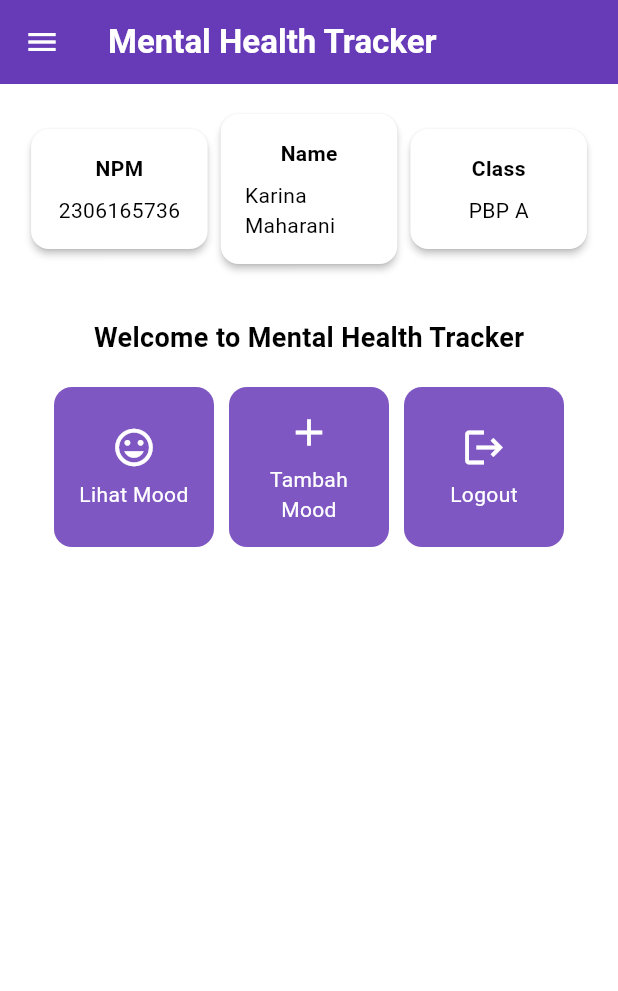
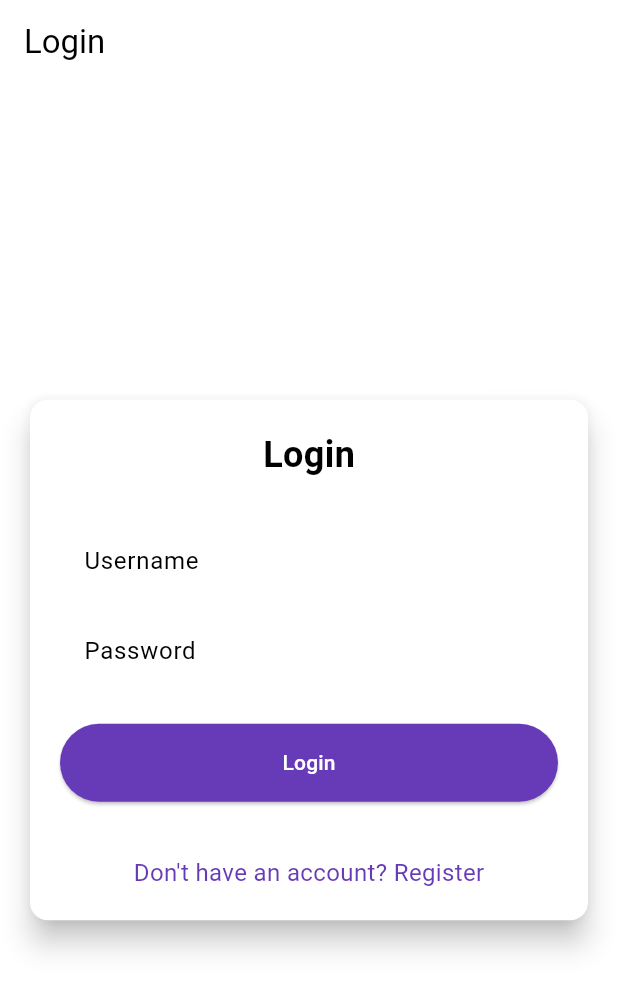
Before and after one commit to KarinaMaharani/mental-health-tracker-mobile, a Flutter app: the screen it shows after launch, on a phone screen of 412 x 824 dp. Shown: the top 991 px of the screen. Run offline on Flutter 3.47's test engine with Material 3 defaults, Android fonts, the phone set to English and light mode, and no system bars; missing offline and left inert: pbp_django_auth.

Commit message:
tutorial 8 selesai

```diff
--- a/lib/main.dart
+++ b/lib/main.dart
@@ -1,5 +1,8 @@
 import 'package:flutter/material.dart';
-import 'package:mental_health_tracker/screens/menu.dart';
+import 'package:mental_health_tracker/screens/login.dart';
+import 'package:pbp_django_auth/pbp_django_auth.dart';
+import 'package:provider/provider.dart';
+
 
 
 void main() {
@@ -9,31 +12,23 @@ void main() {
 class MyApp extends StatelessWidget {
   const MyApp({super.key});
 
-  // This widget is the root of your application.
   @override
   Widget build(BuildContext context) {
-    return MaterialApp(
-      title: 'Flutter Demo',
-      theme: ThemeData(
-        // This is the theme of your application.
-        //
-        // TRY THIS: Try running your application with "flutter run". You'll see
-        // the application has a purple toolbar. Then, without quitting the app,
-        // try changing the seedColor in the colorScheme below to Colors.green
-        // and then invoke "hot reload" (save your changes or press the "hot
-        // reload" button in a Flutter-supported IDE, or press "r" if you used
-        // the command line to start the app).
-        //
-        // Notice that the counter didn't reset back to zero; the application
-        // state is not lost during the reload. To reset the state, use hot
-        // restart instead.
-        //
-        // This works for code too, not just values: Most code changes can be
-        // tested with just a hot reload.
-        colorScheme: ColorScheme.fromSwatch(primarySwatch: Colors.deepPurple,).copyWith(secondary: Colors.deepPurple[400]),
-        useMaterial3: true,
+    return Provider(
+      create: (_) {
+        CookieRequest request = CookieRequest();
+        return request;
+      },
+      child: MaterialApp(
+        title: 'Mental Health Tracker',
+        theme: ThemeData(
+          useMaterial3: true,
+          colorScheme: ColorScheme.fromSwatch(
+            primarySwatch: Colors.deepPurple,
+          ).copyWith(secondary: Colors.deepPurple[400]),
+        ),
+        home: const LoginPage(),
       ),
-      home: MyHomePage(),
     );
   }
 }
--- /dev/null
+++ b/lib/screens/login.dart
@@ -0,0 +1,181 @@
+import 'package:mental_health_tracker/screens/menu.dart';
+import 'package:flutter/material.dart';
+import 'package:pbp_django_auth/pbp_django_auth.dart';
+import 'package:provider/provider.dart';
+import 'package:mental_health_tracker/screens/register.dart';
+
+void main() {
+  runApp(const LoginApp());
+}
+
+class LoginApp extends StatelessWidget {
+  const LoginApp({super.key});
+
+  @override
+  Widget build(BuildContext context) {
+    return MaterialApp(
+      title: 'Login',
+      theme: ThemeData(
+        useMaterial3: true,
+        colorScheme: ColorScheme.fromSwatch(
+          primarySwatch: Colors.deepPurple,
+        ).copyWith(secondary: Colors.deepPurple[400]),
+      ),
+      home: const LoginPage(),
+    );
+  }
+}
+
+class LoginPage extends StatefulWidget {
+  const LoginPage({super.key});
+
+  @override
+  State<LoginPage> createState() => _LoginPageState();
+}
+
+class _LoginPageState extends State<LoginPage> {
+  final TextEditingController _usernameController = TextEditingController();
+  final TextEditingController _passwordController = TextEditingController();
+
+  @override
+  Widget build(BuildContext context) {
+    final request = context.watch<CookieRequest>();
+
+    return Scaffold(
+      appBar: AppBar(
+        title: const Text('Login'),
+      ),
+      body: Center(
+        child: SingleChildScrollView(
+          padding: const EdgeInsets.all(16.0),
+          child: Card(
+            elevation: 8,
+            shape: RoundedRectangleBorder(
+              borderRadius: BorderRadius.circular(12.0),
+            ),
+            child: Padding(
+              padding: const EdgeInsets.all(20.0),
+              child: Column(
+                mainAxisSize: MainAxisSize.min,
+                children: [
+                  const Text(
+                    'Login',
+                    style: TextStyle(
+                      fontSize: 24.0,
+                      fontWeight: FontWeight.bold,
+                    ),
+                  ),
+                  const SizedBox(height: 30.0),
+                  TextField(
+                    controller: _usernameController,
+                    decoration: const InputDecoration(
+                      labelText: 'Username',
+                      hintText: 'Enter your username',
+                      border: OutlineInputBorder(
+                        borderRadius: BorderRadius.all(Radius.circular(12.0)),
+                      ),
+                      contentPadding:
+                          EdgeInsets.symmetric(horizontal: 12.0, vertical: 8.0),
+                    ),
+                  ),
+                  const SizedBox(height: 12.0),
+                  TextField(
+                    controller: _passwordController,
+                    decoration: const InputDecoration(
+                      labelText: 'Password',
+                      hintText: 'Enter your password',
+                      border: OutlineInputBorder(
+                        borderRadius: BorderRadius.all(Radius.circular(12.0)),
+                      ),
+                      contentPadding:
+                          EdgeInsets.symmetric(horizontal: 12.0, vertical: 8.0),
+                    ),
+                    obscureText: true,
+                  ),
+                  const SizedBox(height: 24.0),
+                  ElevatedButton(
+                    onPressed: () async {
+                      String username = _usernameController.text;
+                      String password = _passwordController.text;
+
+                      // Cek kredensial
+                      // TODO: Ganti URL dan jangan lupa tambahkan trailing slash (/) di akhir URL!
+                      // Untuk menyambungkan Android emulator dengan Django pada localhost,
+                      // gunakan URL http://10.0.2.2/
+                      final response = await request
+                          .login("http://127.0.0.1:8000/auth/login/", {
+                        'username': username,
+                        'password': password,
+                      });
+
+                      if (request.loggedIn) {
+                        String message = response['message'];
+                        String uname = response['username'];
+                        if (context.mounted) {
+                          Navigator.pushReplacement(
+                            context,
+                            MaterialPageRoute(
+                                builder: (context) => MyHomePage()),
+                          );
+                          ScaffoldMessenger.of(context)
+                            ..hideCurrentSnackBar()
+                            ..showSnackBar(
+                              SnackBar(
+                                  content:
+                                      Text("$message Selamat datang, $uname.")),
+                            );
+                        }
+                      } else {
+                        if (context.mounted) {
+                          showDialog(
+                            context: context,
+                            builder: (context) => AlertDialog(
+                              title: const Text('Login Gagal'),
+                              content: Text(response['message']),
+                              actions: [
+                                TextButton(
+                                  child: const Text('OK'),
+                                  onPressed: () {
+                                    Navigator.pop(context);
+                                  },
+                                ),
+                              ],
+                            ),
+                          );
+                        }
+                      }
+                    },
+                    style: ElevatedButton.styleFrom(
+                      foregroundColor: Colors.white,
+                      minimumSize: Size(double.infinity, 50),
+                      backgroundColor: Theme.of(context).colorScheme.primary,
+                      padding: const EdgeInsets.symmetric(vertical: 16.0),
+                    ),
+                    child: const Text('Login'),
+                  ),
+                  const SizedBox(height: 36.0),
+                  GestureDetector(
+                    onTap: () {
+                      Navigator.push(
+                        context,
+                        MaterialPageRoute(
+                            builder: (context) => const RegisterPage()),
+                      );
+                    },
+                    child: Text(
+                      'Don\'t have an account? Register',
+                      style: TextStyle(
+                        color: Theme.of(context).colorScheme.primary,
+                        fontSize: 16.0,
+                      ),
+                    ),
+                  ),
+                ],
+              ),
+            ),
+          ),
+        ),
+      ),
+    );
+  }
+}
--- a/pubspec.yaml
+++ b/pubspec.yaml
@@ -35,6 +35,8 @@ dependencies:
   # The following adds the Cupertino Icons font to your application.
   # Use with the CupertinoIcons class for iOS style icons.
   cupertino_icons: ^1.0.8
+  provider: ^6.1.2
+  pbp_django_auth: ^0.4.0
 
 dev_dependencies:
   flutter_test:
```
Also changed, not shown: lib/models/moodentry.dart (added, +65 -0 lines), lib/screens/list_moodentry.dart (added, +93 -0 lines), lib/screens/moodentry_form.dart (+38 -28 lines), lib/screens/register.dart (added, +166 -0 lines), lib/widgets/left_drawer.dart (+12 -0 lines), lib/widgets/mood_card.dart (+40 -1 lines), pubspec.lock, 2 other files.
